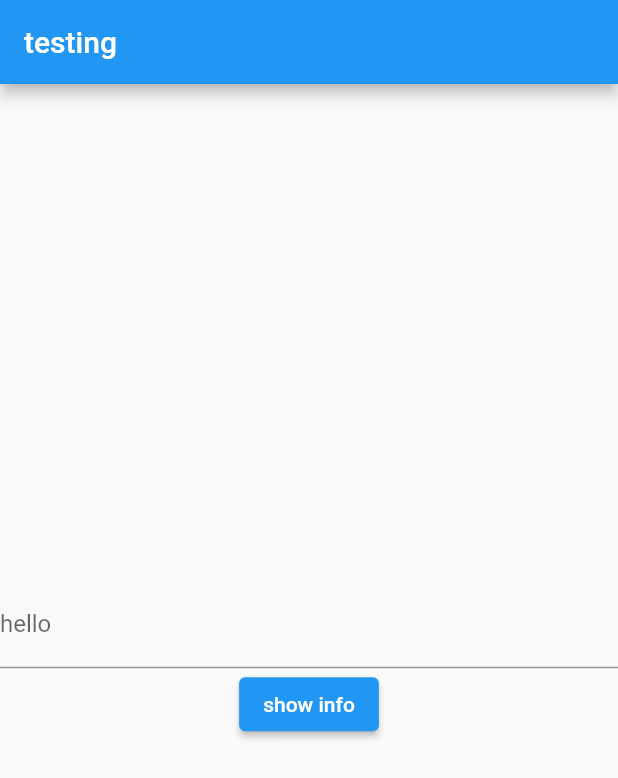
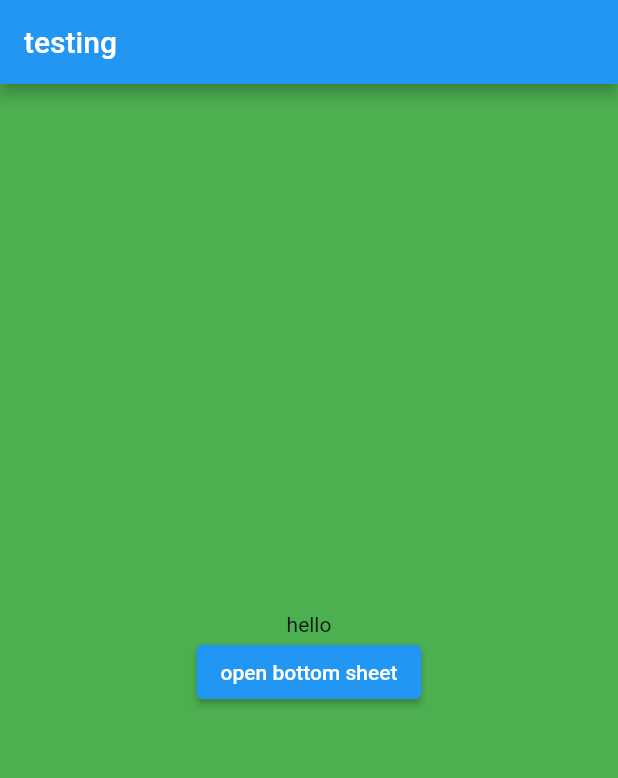
Before and after one commit to politebarista/WidgetsTesting, a Flutter app: the screen it shows after launch, on a phone screen of 412 x 824 dp. Shown: the top 778 px of the screen. Run offline on Flutter 3.47's test engine with Material 2 defaults, Android fonts, the phone set to English and light mode, and no system bars; our stand-ins replace geolocator, google_maps_flutter, mask_text_input_formatter, material_segmented_control; missing offline and left inert: yandex_mapkit; generated files the repository leaves out were written again.

Commit message:
meet with bottom shee

```diff
--- /dev/null
+++ b/lib/bottom_sheet_testing.dart
@@ -0,0 +1,52 @@
+import 'package:flutter/material.dart';
+
+class BottomSheetTesting extends StatefulWidget {
+  const BottomSheetTesting({Key? key}) : super(key: key);
+
+  @override
+  _BottomSheetTestingState createState() => _BottomSheetTestingState();
+}
+
+class _BottomSheetTestingState extends State<BottomSheetTesting> {
+  Color containerColor = Colors.green;
+
+  @override
+  Widget build(BuildContext context) {
+    return Container(
+      color: containerColor,
+      width: double.infinity,
+      child: Column(
+        mainAxisAlignment: MainAxisAlignment.center,
+        crossAxisAlignment: CrossAxisAlignment.center,
+        children: [
+          Text('hello'),
+          ElevatedButton(
+            onPressed: () {
+              showModalBottomSheet(
+                context: context,
+                builder: (context) {
+                  return SizedBox(
+                      height: 120,
+                      child: Center(
+                        child: ElevatedButton(
+                          onPressed: () {
+                            setState(() {
+                              containerColor = containerColor == Colors.green
+                                  ? Colors.yellow
+                                  : Colors.green;
+                              Navigator.pop(context);
+                            });
+                          },
+                          child: Text('change bcg color'),
+                        ),
+                      ));
+                },
+              );
+            },
+            child: Text('open bottom sheet'),
+          ),
+        ],
+      ),
+    );
+  }
+}
--- a/lib/main.dart
+++ b/lib/main.dart
@@ -1,5 +1,6 @@
 import 'package:flutter/material.dart';
 import 'package:widgets_testing/animation_test.dart';
+import 'package:widgets_testing/bottom_sheet_testing.dart';
 import 'package:widgets_testing/buttons.dart';
 import 'package:widgets_testing/own_segmented_control.dart';
 import 'package:widgets_testing/play_with_gesture_detector.dart';
@@ -36,7 +37,7 @@ class MyApp extends StatelessWidget {
         ),
         body: LayoutBuilder(
           builder: (BuildContext context, BoxConstraints constraints) {
-            return MaskTestingWidget();
+            return BottomSheetTesting();
           },
         ),
       ),
```
